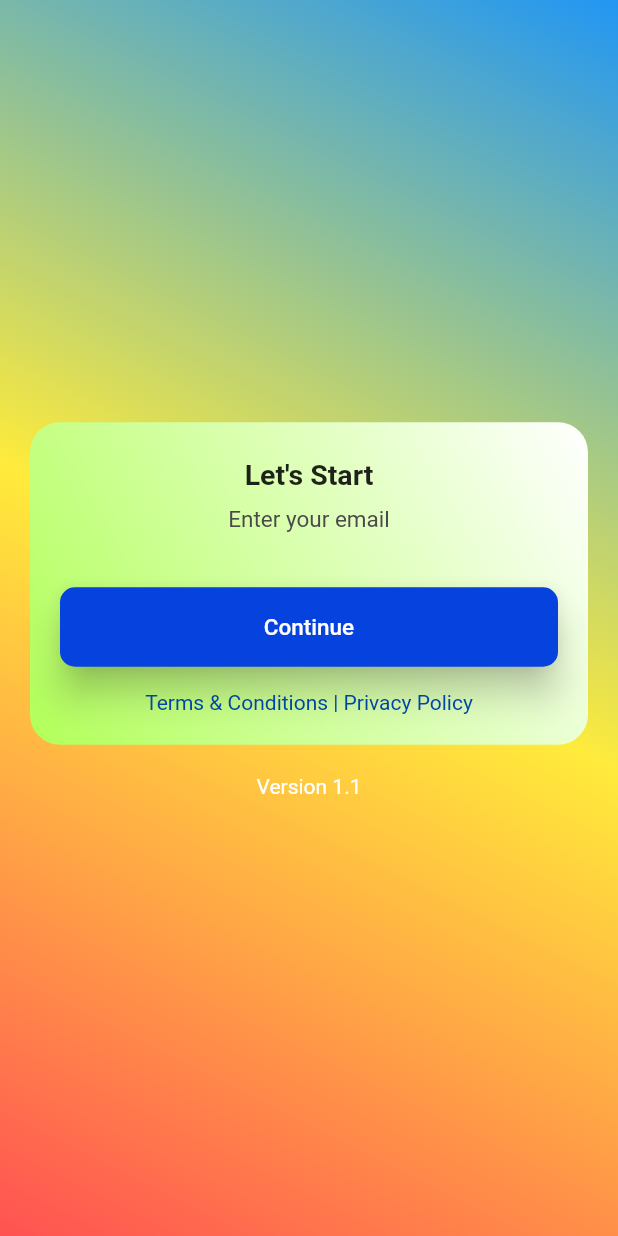
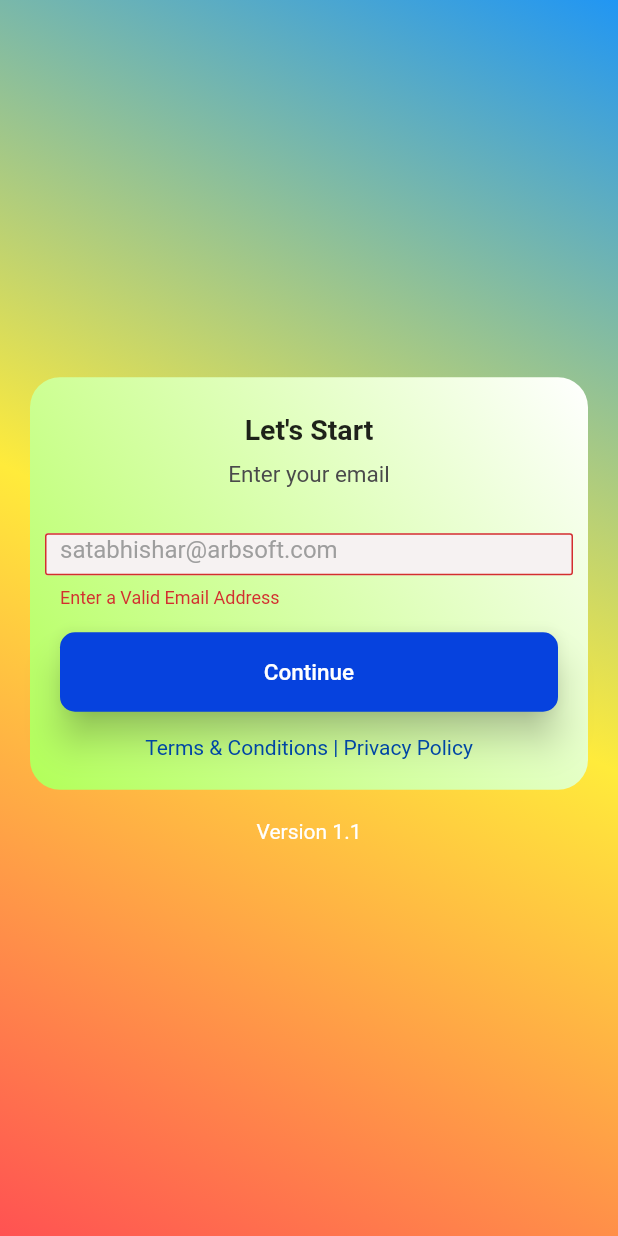
Before and after one commit to SATABHISHA/records, a Flutter app: the screen it shows after launch, on a phone screen of 412 x 824 dp. Run offline on Flutter 3.47's test engine with Material 2 defaults, Android fonts, the phone set to English and light mode, and no system bars; drawn by our look-alikes of auto_size_text; our stand-ins replace firebase_core; accounts and stored records are empty; Roboto replaces fonts that are missing (Gilroy).

```diff
--- a/Tenant/lib/screens/login.dart
+++ b/Tenant/lib/screens/login.dart
@@ -1,4 +1,5 @@
 import 'package:flutter/material.dart';
+import 'package:tenant/widgets/reusable_common_widgets/constants.dart';
 import 'package:tenant/widgets/reusable_common_widgets/rounded_button.dart';
 
 class Login extends StatefulWidget {
@@ -10,6 +11,16 @@ class Login extends StatefulWidget {
 }
 
 class _LoginState extends State<Login> {
+
+  String? validateEmail(String? value) {
+    if (value != null) {
+      if (value.length > 5 && value.contains('@') && value.endsWith('.com')) {
+        return null;
+      }
+      return 'Enter a Valid Email Address';
+    }
+  }
+
   @override
   Widget build(BuildContext context) {
     return WillPopScope(
@@ -120,12 +131,38 @@ class _LoginState extends State<Login> {
                                 child: Text('Let\'s Start', style: TextStyle(fontWeight: FontWeight.bold, fontSize: 19)),
                               ),
                               SizedBox(height: 10,),
+                              //---Email Id, code starts---
                               Padding(
                                 padding: const EdgeInsets.fromLTRB(0, 0, 0, 0),
                                 child: Text('Enter your email', style: TextStyle(fontWeight: FontWeight.normal, fontSize: 15, color: Color.fromRGBO(
                                     74, 74, 75, 1.0))),
                               ),
                               SizedBox(height: 20,),
+                              Padding(
+                                padding: EdgeInsets.fromLTRB(10, 10, 10, 0),
+                                child: SizedBox(
+                                  width: double.infinity,
+                                  height: 50,
+                                  child: Form(
+                                    autovalidateMode: AutovalidateMode.always,
+                                    child: TextFormField(
+                                      // controller: _controller_user_id,
+                                      validator: validateEmail,
+                                      textAlign: TextAlign.left,
+                                      keyboardType: TextInputType.emailAddress,
+                                      onChanged: (value){
+                                        // userId = value;
+
+                                      },
+                                      style: TextStyle(color: Colors.black, fontFamily: 'Gilroy'),
+                                      decoration: kTextFieldDecorationForMFA.copyWith(fillColor: Color.fromRGBO(
+                                          246, 242, 242, 1.0),hintText: 'satabhishar@arbsoft.com'),
+                                    ),
+                                  ),
+                                ),
+                              ),
+                              //---Email Id, code ends---
+
                               /*Padding(
                                 padding: const EdgeInsets.fromLTRB(20, 0, 20, 0),
                                 child: IntlPhoneField(
--- /dev/null
+++ b/Tenant/lib/widgets/reusable_common_widgets/constants.dart
@@ -0,0 +1,46 @@
+import 'package:flutter/material.dart';
+
+const kTextFieldDecoration = InputDecoration(
+    hintText: 'Search Skill(s)',
+    hintStyle: TextStyle(color: Colors.grey, fontFamily: 'Gilroy'),
+    filled: true,
+    isDense: true,
+    // contentPadding: const EdgeInsets.fromLTRB(-10, 20, 10, 0),
+    // contentPadding: const EdgeInsetsDirectional.only(start: -50.0),
+    contentPadding: EdgeInsets.symmetric(vertical: 0.0, horizontal: 0.0),
+    border: OutlineInputBorder(
+      borderRadius: BorderRadius.all(Radius.circular(2)),
+    ),
+    enabledBorder: OutlineInputBorder(
+      borderSide: BorderSide(color: Color.fromRGBO(214, 213, 213, 1.0), width: 1.0),
+      borderRadius: BorderRadius.all(Radius.circular(2.0)),
+    ),
+    focusedBorder: OutlineInputBorder(
+      borderSide: BorderSide(color: Color.fromRGBO(214, 213, 213, 1.0), width: 1.0),
+      borderRadius: BorderRadius.all(Radius.circular(2.0)),
+    )
+);
+
+const kTextFieldDecorationForMFA = InputDecoration(
+    hintText: 'Search Skill(s)',
+    hintStyle: TextStyle(color: Colors.grey, fontFamily: 'Gilroy'),
+    filled: true,
+    // filled: true,
+    // isDense: true,
+    // contentPadding: const EdgeInsets.fromLTRB(-10, 20, 10, 0),
+    // contentPadding: const EdgeInsetsDirectional.only(start: -50.0),
+    // contentPadding: EdgeInsets.symmetric(vertical: 0.0, horizontal: 0.0),
+    contentPadding: const EdgeInsets.fromLTRB(10, 20, 10, 0),
+    border: OutlineInputBorder(
+        borderRadius: BorderRadius.all(Radius.circular(2)),
+        borderSide: BorderSide(color: Color.fromRGBO(221, 218, 218, 1.0), width: 1)
+    ),
+    enabledBorder: OutlineInputBorder(
+      borderSide: BorderSide(color: Color.fromRGBO(221, 218, 218, 1.0), width: 1),
+      borderRadius: BorderRadius.all(Radius.circular(2.0)),
+    ),
+    focusedBorder: OutlineInputBorder(
+      borderSide: BorderSide(color: Color.fromRGBO(221, 218, 218, 1.0), width: 1),
+      borderRadius: BorderRadius.all(Radius.circular(2.0)),
+    )
+);
```
